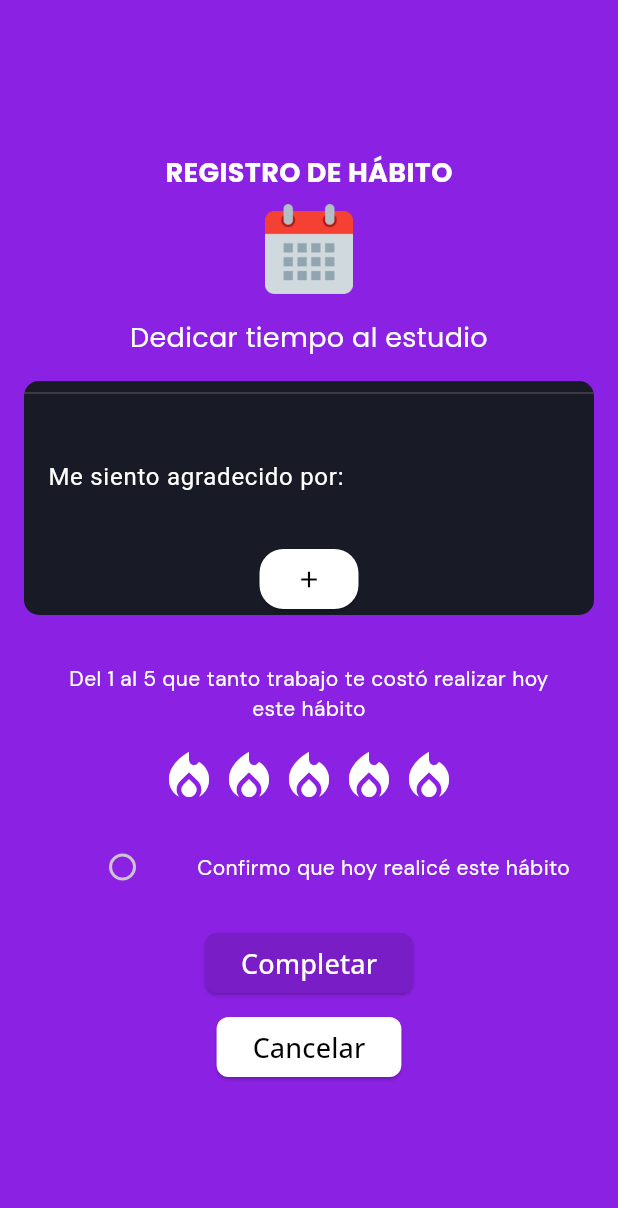
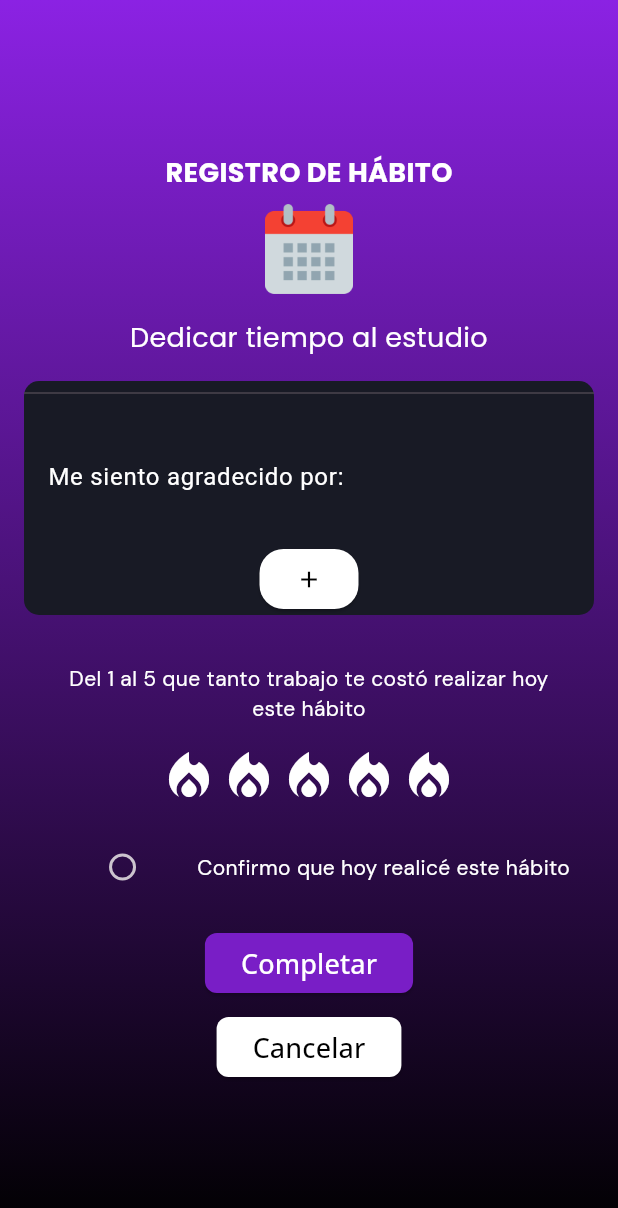
Before and after one commit to diegoZarateFer/stubit, a Flutter app: the RegisterLHabit screen opened directly with sample values from the repository, on a phone screen of 412 x 824 dp. Shown: the top 1208 px of the screen. Run offline on Flutter 3.47's test engine with Material 3 defaults, Android fonts, the phone set to English and light mode, and no system bars; drawn by our look-alikes of flutter_rating_bar; our stand-ins replace audioplayers, cloud_firestore, firebase_auth, firebase_core, google_fonts, percent_indicator and 2 more; missing offline and left inert: day_picker; accounts and stored records are empty.

Commit message:
Controlando el botón físico de hábitos L.

```diff
--- a/lib/screens/register_habits_screens/register_L_habit.dart
+++ b/lib/screens/register_habits_screens/register_L_habit.dart
@@ -177,7 +177,7 @@ class _CreateFtHabitScreenState extends State<RegisterLHabit> {
     }
   }
 
-  void _handleCancelButtonPressed() async {
+  Future<bool> _handleBackButtonPressed() async {
     if (_changesWereMade) {
       final bool? confirmation = await showConfirmationDialog(
         context,
@@ -186,12 +186,11 @@ class _CreateFtHabitScreenState extends State<RegisterLHabit> {
         "Continuar",
         "Cancelar",
       );
-      if (confirmation ?? false) {
-        Navigator.of(context).pop();
+
+      return confirmation ?? false;
     }
-    } else {
-      Navigator.of(context).pop();
-    }
+
+    return true;
   }
 
   @override
@@ -203,7 +202,23 @@ class _CreateFtHabitScreenState extends State<RegisterLHabit> {
 
   @override
   Widget build(BuildContext context) {
-    return Center(
+    return WillPopScope(
+      onWillPop: () async {
+        return await _handleBackButtonPressed();
+      },
+      child: Scaffold(
+        body: Container(
+          decoration: const BoxDecoration(
+            gradient: LinearGradient(
+              begin: Alignment.topCenter,
+              end: Alignment.bottomCenter,
+              colors: [
+                Color.fromRGBO(139, 34, 227, 1),
+                Colors.black,
+              ],
+            ),
+          ),
+          child: Center(
             child: SingleChildScrollView(
               child: Padding(
                 padding: const EdgeInsets.all(
@@ -313,7 +328,10 @@ class _CreateFtHabitScreenState extends State<RegisterLHabit> {
 
                                     if (enteredText.trim().isNotEmpty) {
                                       setState(() {
-                                  _listItems = [..._listItems, enteredText];
+                                        _listItems = [
+                                          ..._listItems,
+                                          enteredText
+                                        ];
                                       });
 
                                       _changesWereMade = true;
@@ -422,7 +440,7 @@ class _CreateFtHabitScreenState extends State<RegisterLHabit> {
                                   height: 8,
                                 ),
                                 ElevatedButton(
-                            onPressed: _handleCancelButtonPressed,
+                                  onPressed: _handleBackButtonPressed,
                                   style: ElevatedButton.styleFrom(
                                     shape: RoundedRectangleBorder(
                                       borderRadius: BorderRadius.circular(8),
@@ -445,6 +463,9 @@ class _CreateFtHabitScreenState extends State<RegisterLHabit> {
                       ),
               ),
             ),
+          ),
+        ),
+      ),
     );
   }
 }
```
Lines whose indentation alone changed are shown as unchanged.
